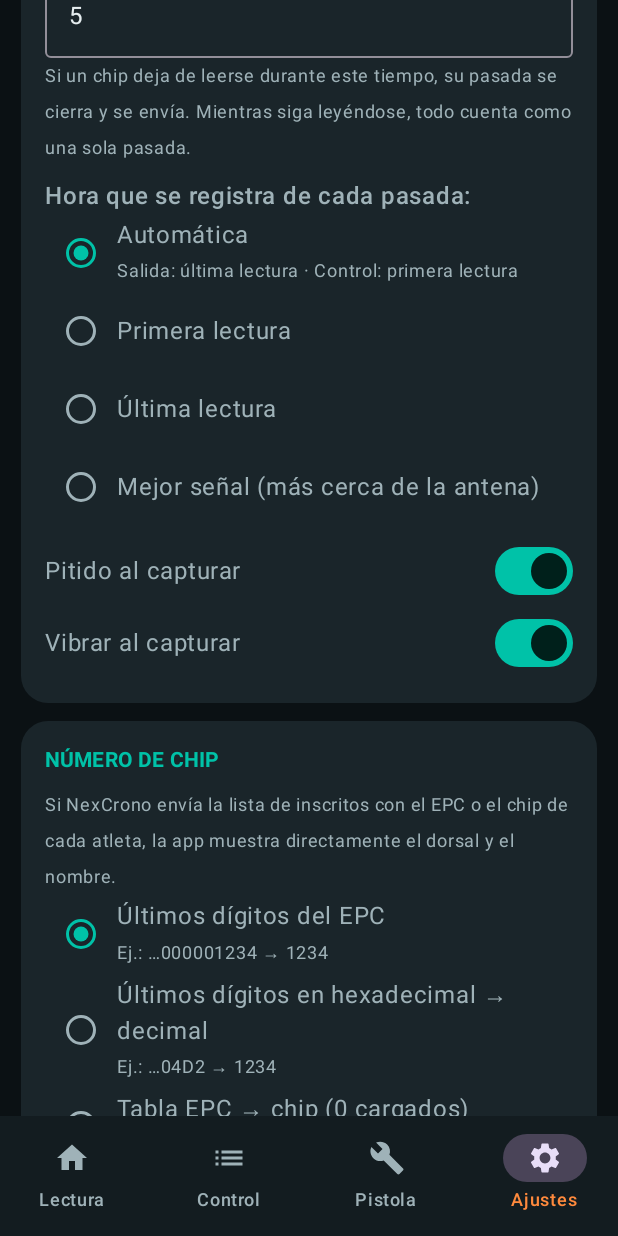
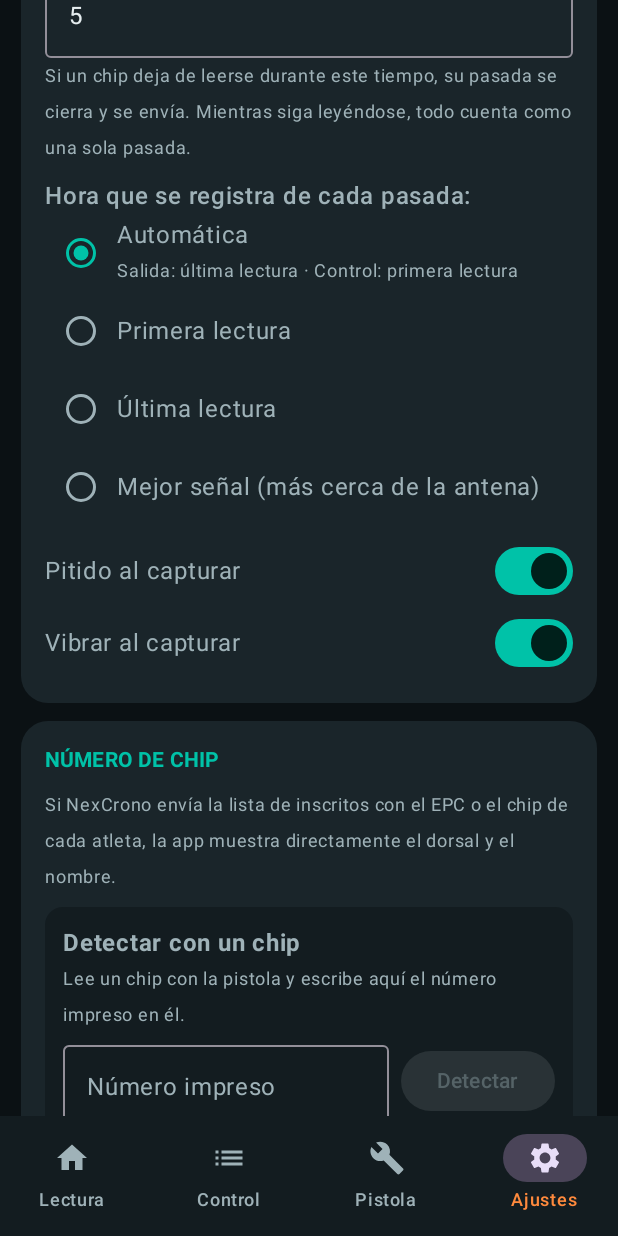
Before and after one commit to CoDevNexus/NexCronoPistola, an Android app built with Jetpack Compose: the screen it shows after launch (MainActivity), item 4 of the bottom bar chosen, scrolled down 1041 dp, on a phone screen of 412 x 824 dp. Run offline under Robolectric (Android 15) with nearby library versions, the phone set to English and light mode, and no system bars; libraries missing offline, so code that uses them is left out: com.journeyapps.barcodescanner; 1 statement that could not run was skipped.

Commit message:
NexCrono Pistola 1.3.1

```diff
--- a/app/build.gradle
+++ b/app/build.gradle
@@ -21,8 +21,8 @@ android {
         applicationId "com.codevnexus.pistola"
         minSdk 26
         targetSdk 34
-        versionCode 4
-        versionName "1.3.0"
+        versionCode 5
+        versionName "1.3.1"
         buildConfigField "String", "UPDATE_URL", "\"${updateUrl}\""
     }
 
--- a/app/src/main/java/com/codevnexus/pistola/core/Engine.kt
+++ b/app/src/main/java/com/codevnexus/pistola/core/Engine.kt
@@ -130,7 +130,9 @@ object Engine {
         val antes = ajustes.value
         ajustes.value = a
         Ajustes.guardar(app, a)
-        if (a.chipModo != antes.chipModo || a.chipDigitos != antes.chipDigitos) reasignarPasadas()
+        if (a.chipModo != antes.chipModo || a.chipDigitos != antes.chipDigitos ||
+            a.segInicio != antes.segInicio || a.segLargo != antes.segLargo || a.segHex != antes.segHex
+        ) reasignarPasadas()
         if (a.potencia != antes.potencia && a.configurarPistola) driver?.fijarPotencia(a.potencia)
         if (a.servidor != antes.servidor) desfaseReloj = null
         sucio = true
--- a/app/src/main/java/com/codevnexus/pistola/core/Modelos.kt
+++ b/app/src/main/java/com/codevnexus/pistola/core/Modelos.kt
@@ -100,6 +100,7 @@ object ChipModo {
     const val HEX_DEC = "HEX_DEC"  // últimos N caracteres hex convertidos a decimal
     const val COMPLETO = "COMPLETO"
     const val TABLA = "TABLA"      // tabla EPC → chip importada
+    const val SEGMENTO = "SEGMENTO" // un tramo del EPC (posición + largo), en hex o decimal
 }
 
 data class Ajustes(
@@ -128,6 +129,9 @@ data class Ajustes(
     val configurarPistola: Boolean = true,
     val gatilloContinuo: Boolean = true,
     val pitidoPistola: Boolean = false,
+    val segInicio: Int = 5,        // posición (1 = primer carácter del EPC)
+    val segLargo: Int = 4,
+    val segHex: Boolean = true,
 ) {
     val nombrePunto: String get() = if (modo == Modo.SALIDA) "SALIDA" else punto.ifBlank { "PC" }
     val vinculado: Boolean get() = servidor.isNotBlank() && token.isNotBlank()
@@ -165,6 +169,9 @@ data class Ajustes(
                 configurarPistola = p.getBoolean("configurarPistola", true),
                 gatilloContinuo = p.getBoolean("gatilloContinuo", true),
                 pitidoPistola = p.getBoolean("pitidoPistola", false),
+                segInicio = p.getInt("segInicio", d.segInicio),
+                segLargo = p.getInt("segLargo", d.segLargo),
+                segHex = p.getBoolean("segHex", d.segHex),
             )
             if (a.dispositivoId.isBlank()) {
                 a = a.copy(dispositivoId = UUID.randomUUID().toString())
@@ -200,6 +207,9 @@ data class Ajustes(
                 .putBoolean("configurarPistola", a.configurarPistola)
                 .putBoolean("gatilloContinuo", a.gatilloContinuo)
                 .putBoolean("pitidoPistola", a.pitidoPistola)
+                .putInt("segInicio", a.segInicio)
+                .putInt("segLargo", a.segLargo)
+                .putBoolean("segHex", a.segHex)
                 .apply()
         }
 
@@ -215,8 +225,43 @@ object ChipDecoder {
             ChipModo.COMPLETO -> e
             ChipModo.HEX_DEC -> e.takeLast(a.chipDigitos.coerceIn(1, 15)).toLongOrNull(16)?.toString() ?: e
             ChipModo.TABLA -> tabla[e] ?: ("?" + ultimos(e, a.chipDigitos))
+            ChipModo.SEGMENTO -> segmento(e, a.segInicio, a.segLargo, a.segHex) ?: e
             else -> ultimos(e, a.chipDigitos)
         }
+    }
+
+    fun segmento(e: String, inicio: Int, largo: Int, hex: Boolean): String? {
+        val i = inicio - 1
+        if (i < 0 || largo < 1 || i + largo > e.length) return null
+        val t = e.substring(i, i + largo)
+        return if (hex) {
+            if (largo > 15) null else t.toLongOrNull(16)?.toString()
+        } else {
+            if (!t.all(Char::isDigit)) null else t.trimStart('0').ifEmpty { "0" }
+        }
+    }
+
+    /**
+     * Busca dónde está el número impreso dentro del EPC.
+     * @return (posición 1-based, largo, esHex) o null si no aparece.
+     */
+    fun detectar(epc: String, numero: String): Triple<Int, Int, Boolean>? {
+        val e = epc.trim().uppercase()
+        val n = numero.trim().toLongOrNull() ?: return null
+        val candidatos = ArrayList<Pair<String, Boolean>>()
+        for (largo in listOf(4, 6, 8, 2, 3, 5, 7)) {
+            val h = n.toString(16).uppercase()
+            if (h.length <= largo) candidatos += h.padStart(largo, '0') to true
+        }
+        for (largo in listOf(4, 5, 6, 8, 3, 7)) {
+            val d = n.toString()
+            if (d.length <= largo) candidatos += d.padStart(largo, '0') to false
+        }
+        for ((patron, hex) in candidatos) {
+            val i = e.indexOf(patron)
+            if (i >= 0 && segmento(e, i + 1, patron.length, hex) == n.toString()) return Triple(i + 1, patron.length, hex)
+        }
+        return null
     }
 
     private fun ultimos(e: String, n: Int): String {
--- a/app/src/main/java/com/codevnexus/pistola/ui/AjustesScreen.kt
+++ b/app/src/main/java/com/codevnexus/pistola/ui/AjustesScreen.kt
@@ -4,6 +4,7 @@ import android.content.Intent
 import android.net.Uri
 import androidx.activity.compose.rememberLauncherForActivityResult
 import androidx.activity.result.contract.ActivityResultContracts
+import androidx.compose.foundation.background
 import androidx.compose.foundation.clickable
 import androidx.compose.foundation.layout.Arrangement
 import androidx.compose.foundation.layout.Column
@@ -73,6 +74,9 @@ fun AjustesScreen() {
     var a by remember(guardado) { mutableStateOf(guardado) }
     var digitosTxt by remember(guardado) { mutableStateOf(guardado.chipDigitos.toString()) }
     var ventanaTxt by remember(guardado) { mutableStateOf(guardado.ventanaSeg.toString()) }
+    var segInicioTxt by remember(guardado) { mutableStateOf(guardado.segInicio.toString()) }
+    var segLargoTxt by remember(guardado) { mutableStateOf(guardado.segLargo.toString()) }
+    var numeroImpreso by remember { mutableStateOf("") }
     var mensaje by remember { mutableStateOf<String?>(null) }
     var confirmarBorrado by remember { mutableStateOf(false) }
     var confirmarDesvincular by remember { mutableStateOf(false) }
@@ -82,14 +86,18 @@ fun AjustesScreen() {
     var nuevoEvento by remember { mutableStateOf<String?>(null) }
 
     val cambios = a != guardado ||
-        digitosTxt != guardado.chipDigitos.toString() || ventanaTxt != guardado.ventanaSeg.toString()
+        digitosTxt != guardado.chipDigitos.toString() || ventanaTxt != guardado.ventanaSeg.toString() ||
+        segInicioTxt != guardado.segInicio.toString() || segLargoTxt != guardado.segLargo.toString()
+
+    fun conTextos(x: com.codevnexus.pistola.core.Ajustes) = x.copy(
+        chipDigitos = digitosTxt.toIntOrNull()?.coerceIn(1, 24) ?: x.chipDigitos,
+        ventanaSeg = ventanaTxt.toIntOrNull()?.coerceIn(1, 600) ?: x.ventanaSeg,
+        segInicio = segInicioTxt.toIntOrNull()?.coerceIn(1, 64) ?: x.segInicio,
+        segLargo = segLargoTxt.toIntOrNull()?.coerceIn(1, 15) ?: x.segLargo,
+    )
 
     fun guardar() {
-        val final = a.copy(
-            chipDigitos = digitosTxt.toIntOrNull()?.coerceIn(1, 24) ?: a.chipDigitos,
-            ventanaSeg = ventanaTxt.toIntOrNull()?.coerceIn(1, 600) ?: a.ventanaSeg,
-        )
-        Engine.guardarAjustes(final)
+        Engine.guardarAjustes(conTextos(a))
         mensaje = "Ajustes guardados"
     }
 
@@ -402,6 +410,69 @@ fun AjustesScreen() {
                         "la app muestra directamente el dorsal y el nombre.",
                     fontSize = 12.sp, color = MaterialTheme.colorScheme.onSurfaceVariant,
                 )
+                // Detección automática con un chip real
+                val epcUltimo = ultimaEpc
+                Column(
+                    Modifier.fillMaxWidth().padding(vertical = 8.dp)
+                        .background(MaterialTheme.colorScheme.surfaceContainer, androidx.compose.foundation.shape.RoundedCornerShape(12.dp))
+                        .padding(12.dp)
+                ) {
+                    Text("Detectar con un chip", fontWeight = FontWeight.Bold)
+                    Text(
+                        if (epcUltimo == null) "Lee un chip con la pistola y escribe aquí el número impreso en él."
+                        else "Último chip leído: $epcUltimo. Escribe el número impreso en ese chip.",
+                        fontSize = 12.sp, color = MaterialTheme.colorScheme.onSurfaceVariant,
+                    )
+                    Row(verticalAlignment = Alignment.CenterVertically, horizontalArrangement = Arrangement.spacedBy(8.dp)) {
+                        OutlinedTextField(
+                            value = numeroImpreso, onValueChange = { numeroImpreso = it.filter(Char::isDigit).take(10) },
+                            label = { Text("Número impreso") }, singleLine = true, modifier = Modifier.weight(1f),
+                            keyboardOptions = KeyboardOptions(keyboardType = KeyboardType.Number),
+                        )
+                        Button(
+                            enabled = epcUltimo != null && numeroImpreso.isNotEmpty(),
+                            onClick = {
+                                val r = ChipDecoder.detectar(epcUltimo ?: "", numeroImpreso)
+                                if (r == null) {
+                                    mensaje = "No encontré el $numeroImpreso dentro del EPC $epcUltimo. " +
+                                        "¿Seguro que es el chip que leíste último? Si el número no está en el EPC, usa la tabla EPC → chip."
+                                } else {
+                                    val (ini, largo, hex) = r
+                                    a = a.copy(chipModo = ChipModo.SEGMENTO, segInicio = ini, segLargo = largo, segHex = hex)
+                                    segInicioTxt = ini.toString(); segLargoTxt = largo.toString()
+                                    mensaje = "Encontrado: posición $ini, $largo caracteres, " +
+                                        (if (hex) "en hexadecimal" else "en decimal") + ". Toca GUARDAR AJUSTES para aplicarlo."
+                                }
+                            },
+                        ) { Text("Detectar") }
+                    }
+                }
+                Opcion(
+                    a.chipModo == ChipModo.SEGMENTO, "Segmento del EPC",
+                    "Un tramo del EPC. TimingSense: 00D6 01BE 0000… → 446",
+                ) { a = a.copy(chipModo = ChipModo.SEGMENTO) }
+                if (a.chipModo == ChipModo.SEGMENTO) {
+                    Row(horizontalArrangement = Arrangement.spacedBy(8.dp), verticalAlignment = Alignment.CenterVertically) {
+                        OutlinedTextField(
+                            value = segInicioTxt, onValueChange = { segInicioTxt = it.filter(Char::isDigit).take(2) },
+                            label = { Text("Desde posición") }, singleLine = true, modifier = Modifier.weight(1f),
+                            keyboardOptions = KeyboardOptions(keyboardType = KeyboardType.Number),
+                        )
+                        OutlinedTextField(
+                            value = segLargoTxt, onValueChange = { segLargoTxt = it.filter(Char::isDigit).take(2) },
+                            label = { Text("Caracteres") }, singleLine = true, modifier = Modifier.weight(1f),
+                            keyboardOptions = KeyboardOptions(keyboardType = KeyboardType.Number),
+                        )
+                    }
+                    Row(verticalAlignment = Alignment.CenterVertically) {
+                        Text("Está en hexadecimal", modifier = Modifier.weight(1f))
+                        Switch(checked = a.segHex, onCheckedChange = { a = a.copy(segHex = it) })
+                    }
+                    TextButton(onClick = {
+                        a = a.copy(chipModo = ChipModo.SEGMENTO, segInicio = 5, segLargo = 4, segHex = true)
+                        segInicioTxt = "5"; segLargoTxt = "4"
+                    }) { Text("Usar formato TimingSense") }
+                }
                 Opcion(a.chipModo == ChipModo.ULTIMOS, "Últimos dígitos del EPC", "Ej.: …000001234 → 1234") {
                     a = a.copy(chipModo = ChipModo.ULTIMOS)
                 }
@@ -414,7 +485,7 @@ fun AjustesScreen() {
                 Opcion(a.chipModo == ChipModo.COMPLETO, "EPC completo", null) {
                     a = a.copy(chipModo = ChipModo.COMPLETO)
                 }
-                if (a.chipModo != ChipModo.COMPLETO) {
+                if (a.chipModo == ChipModo.ULTIMOS || a.chipModo == ChipModo.HEX_DEC || a.chipModo == ChipModo.TABLA) {
                     OutlinedTextField(
                         value = digitosTxt, onValueChange = { digitosTxt = it.filter(Char::isDigit).take(2) },
                         label = { Text("Cantidad de dígitos") }, singleLine = true,
@@ -431,7 +502,7 @@ fun AjustesScreen() {
                 Spacer(Modifier.height(8.dp))
                 val epcPrueba = ultimaEpc
                 if (epcPrueba != null) {
-                    val prueba = a.copy(chipDigitos = digitosTxt.toIntOrNull() ?: a.chipDigitos)
+                    val prueba = conTextos(a)
                     Text("Prueba con el último chip leído:", fontSize = 12.sp, color = MaterialTheme.colorScheme.onSurfaceVariant)
                     Text(epcPrueba, fontFamily = FontFamily.Monospace, fontSize = 13.sp)
                     Text(
--- a/app/src/main/java/com/codevnexus/pistola/ui/LecturaScreen.kt
+++ b/app/src/main/java/com/codevnexus/pistola/ui/LecturaScreen.kt
@@ -203,10 +203,11 @@ fun LecturaScreen(irAPistola: () -> Unit) {
                         if (ultimo != null && ultimo.dorsal == null && control.total > 0) Etiqueta("NO INSCRITO", Rojo)
                         if (ultimo != null && ultimo.origen != "vivo") Etiqueta(ultimo.origen.uppercase(), Naranja)
                     }
+                    val grande = ultimo?.numero ?: "—"
                     Text(
-                        ultimo?.numero ?: "—",
-                        fontSize = 76.sp, fontWeight = FontWeight.Black, textAlign = TextAlign.Center,
-                        modifier = Modifier.fillMaxWidth(), maxLines = 1,
+                        grande,
+                        fontSize = tamanoNumero(grande), fontWeight = FontWeight.Black, textAlign = TextAlign.Center,
+                        modifier = Modifier.fillMaxWidth(), maxLines = 1, softWrap = false, overflow = TextOverflow.Ellipsis,
                     )
                     if (ultimo?.nombre != null) {
                         Text(
@@ -301,6 +302,15 @@ fun LecturaScreen(irAPistola: () -> Unit) {
     }
 }
 
+/** Achica la letra del número grande según su largo para que siempre quepa en una línea. */
+fun tamanoNumero(t: String) = when {
+    t.length <= 5 -> 76.sp
+    t.length <= 7 -> 58.sp
+    t.length <= 10 -> 42.sp
+    t.length <= 16 -> 28.sp
+    else -> 20.sp
+}
+
 fun colorBateria(b: Int): Color = when {
     b <= 15 -> Rojo
     b <= 35 -> Amarillo
@@ -357,7 +367,11 @@ private fun FilaPasada(p: Pasada, hayInscritos: Boolean) {
             .padding(horizontal = 14.dp, vertical = 10.dp),
         verticalAlignment = Alignment.CenterVertically,
     ) {
-        Text(p.numero, fontSize = 26.sp, fontWeight = FontWeight.Black, modifier = Modifier.width(96.dp), maxLines = 1)
+        Text(
+            p.numero, fontSize = when { p.numero.length <= 5 -> 26.sp; p.numero.length <= 8 -> 18.sp; else -> 12.sp },
+            fontWeight = FontWeight.Black, modifier = Modifier.width(96.dp), maxLines = 1, softWrap = false,
+            overflow = TextOverflow.Ellipsis,
+        )
         Column(Modifier.weight(1f)) {
             if (p.nombre != null) {
                 Text(p.nombre ?: "", fontSize = 14.sp, fontWeight = FontWeight.Medium, maxLines = 1, overflow = TextOverflow.Ellipsis)
```
Also changed, not shown: 1 other file.
